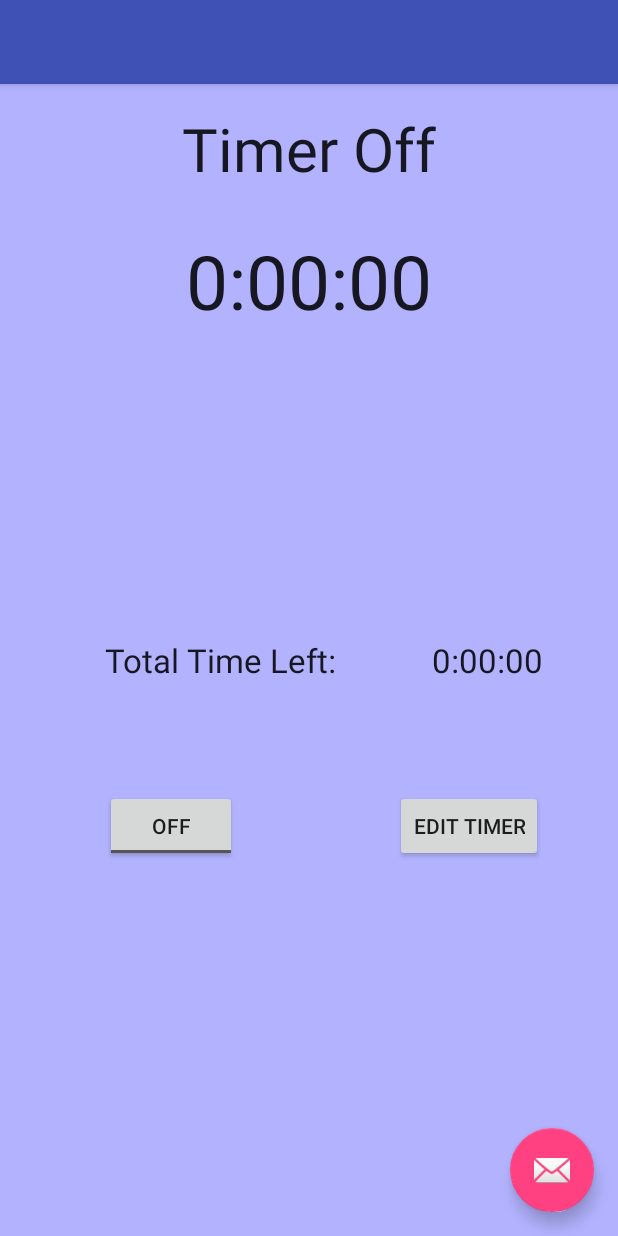
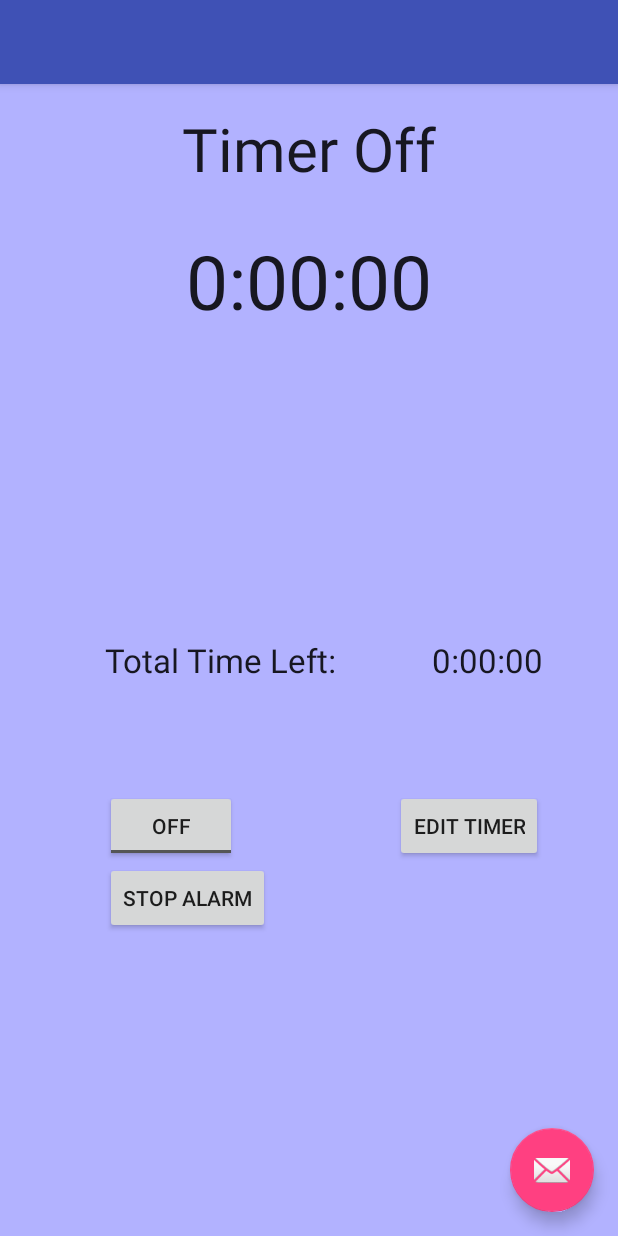
Before and after one commit to kushalk25/ergo-efficiency-timer, an Android app: the screen it shows after launch (MainActivity), on a phone screen of 412 x 824 dp. Run offline under Robolectric (Android 15) with nearby library versions, the phone set to English and light mode, and no system bars.

Commit message:
added alarm sound to this project and deleted some unused code

```diff
--- a/src/main/java/com/example/owner/ergoefficiencytimer/MainActivity.java
+++ b/src/main/java/com/example/owner/ergoefficiencytimer/MainActivity.java
@@ -94,6 +94,12 @@ public class MainActivity extends AppCompatActivity implements CompoundButton.On
 
     }
 
+    public void stopAlarm(View v){
+
+        myTimer.stopAlarm();
+
+    }
+
 
     @Override
     public void onBackPressed() {
--- a/src/main/java/com/example/owner/ergoefficiencytimer/Timer.java
+++ b/src/main/java/com/example/owner/ergoefficiencytimer/Timer.java
@@ -2,6 +2,8 @@ package com.example.owner.ergoefficiencytimer;
 
 import android.app.Activity;
 import android.graphics.Color;
+import android.media.AudioManager;
+import android.media.SoundPool;
 import android.os.Handler;
 import android.widget.EditText;
 import android.widget.RelativeLayout;
@@ -27,6 +29,9 @@ public class Timer {
     int overallSecond;
     int currentSecond;
     */
+    SoundPool soundPool;
+    int bellId;
+    boolean alarmOn;
 
     Time currentTime;
     Time totalTime;
@@ -41,13 +46,14 @@ public class Timer {
 
     Handler handler;
     Activity activity;
+    boolean firstPlay;
 
     public Timer(Activity _activity) {
         this.activity = _activity;
 
         this.handler = new Handler();
 
-        this.shortBreakLength =new Time(0, 0, 5);
+        this.shortBreakLength = new Time(0, 0, 5);
         this.longBreakLength = new Time(0, 0, 20);
         this.sprintLength = new Time(0, 0, 5);
         this.longBreakFrequency = 3;
@@ -59,178 +65,13 @@ public class Timer {
 
         this.currentTime = new Time(sprintLength.getHour(), sprintLength.getMinute(), sprintLength.getSecond());
 
-        //this.overallTimeRemaining = this.calcOverallTimeRemaining();
 
-        //this.currentTimeRemaining = this.sprintLength;
+        this.soundPool = new SoundPool(1, AudioManager.STREAM_MUSIC, 0);
+        this.bellId = this.soundPool.load(activity, R.raw.bell, 1);
+        this.alarmOn = false;
+        this.firstPlay = true;
 
-
-        /*
-        this.runable = new Runnable(){
-            @Override
-            public void run() {
-             //   Log.d("KUSH", "HELLO from the handler");
-
-                if(overallTimeRemaining > 0 && timerOn){
-
-                    if(currentTimeRemaining > 0){
-                        EditText timeText = (EditText) activity.findViewById(R.id.timeText);
-                        timeText.setText(""+currentTimeRemaining);
-
-                //        TextView state = (TextView) activity.findViewById(R.id.currentTimeView);
-                //        state.setText(this.);
-
-                        handler.postDelayed(this, 1000);
-                    } else if(!inSprint){
-                        System.out.println("Sprint time!");
-
-                        inSprint = !inSprint;
-                        currentTimeRemaining = sprintLength;
-
-                        TextView state = (TextView) activity.findViewById(R.id.stateText);
-                        state.setText("Sprint");
-                        RelativeLayout root = (RelativeLayout) activity.findViewById(R.id.rootLayout);
-                        root.setBackgroundColor(Color.parseColor("#FF6666"));
-
-
-                        EditText timeText = (EditText) activity.findViewById(R.id.timeText);
-                        timeText.setText(""+currentTimeRemaining);
-                        handler.postDelayed(this, 1000);
-                    } else if(longBreakCountDown == 0){
-                        System.out.println("long break time!!");
-
-                        longBreakCountDown = longBreakFrequency;
-                        currentTimeRemaining = longBreakLength;
-
-                        TextView state = (TextView) activity.findViewById(R.id.stateText);
-                        state.setText("Long Break");
-                        RelativeLayout root = (RelativeLayout) activity.findViewById(R.id.rootLayout);
-                        root.setBackgroundColor(Color.parseColor("#B2B2FF"));
-
-                        EditText timeText = (EditText) activity.findViewById(R.id.timeText);
-                        timeText.setText(""+currentTimeRemaining);
-                        handler.postDelayed(this, 1000);
-                    } else if(inSprint){
-                        System.out.println("short break time!!!!");
-                        inSprint = !inSprint;
-                        longBreakCountDown--;
-                        currentTimeRemaining = shortBreakLength;
-
-                        TextView state = (TextView) activity.findViewById(R.id.stateText);
-                        state.setText("Short Break");
-                        RelativeLayout root = (RelativeLayout) activity.findViewById(R.id.rootLayout);
-                        root.setBackgroundColor(Color.parseColor("#B2B2FF"));
-
-                        EditText timeText = (EditText) activity.findViewById(R.id.timeText);
-                        timeText.setText(""+currentTimeRemaining);
-                        handler.postDelayed(this, 1000);
-                    } else {
-                        System.out.println("ERRRRRRROOOOOORRRRR!!!!");
-                    }
-
-                    currentTimeRemaining -= 1;
-
-                    //           int time = Integer.parseInt(timeText.getText().toString());
-
-                }
-                overallTimeRemaining -= 1;
-            }
-
-
-        };
-        */
     }
-
-   // private int calcOverallTimeRemaining() {
-
-    //    return (this.overallHour * 60 * 60);
-   // }
-
-
-  //  public void setOverallTimeRemaining(int timeRemaining) {
-  //      this.overallTimeRemaining = timeRemaining;
-  //  }
-
- //   public void setOverallTimeRemaining(long timeRemaining) {
- //       this.overallTimeRemaining = timeRemaining;
- //   }
-
-    /*
-    public void decramentCurrentTime(){
-        if (this.currentSecond == 0){
-            if(this.currentMinute == 0){
-                if(this.currentHour == 0){
-                    return;
-                }
-
-                this.currentHour--;
-                this.currentMinute = 60;
-            }else {
-                this.currentMinute--;
-            }
-
-            this.currentSecond = 60;
-        }else{
-            this.currentSecond--;
-        }
-    }
-
-    public void decramentOverallTime(){
-        if (this.overallSecond == 0){
-            if(this.overallMinute == 0){
-                if(this.overallHour == 0){
-                    return;
-                }
-
-                this.overallHour--;
-                this.overallMinute = 60;
-            }else {
-                this.overallMinute--;
-            }
-
-            this.overallSecond = 60;
-        }else{
-            this.overallSecond--;
-        }
-    }
-
-    public String getCurrentTime(){
-        String time;
-        int hour = this.currentHour;
-        int min = this.currentMinute;
-        if(min / 10 == 0){
-            time = ""+hour+":0"+min;
-        } else{
-            time = ""+hour+":"+min;
-        }
-
-        int sec = this.currentSecond;
-        if(sec / 10 == 0){
-            time = time+":0"+sec;
-        } else {
-            time = time+":"+sec;
-        }
-        return time;
-    }
-
-    public String getOverallTime(){
-        String time;
-        int hour = this.overallHour;
-        int min = this.overallMinute;
-        if(min / 10 == 0){
-            time = ""+hour+":0"+min;
-        } else{
-            time = ""+hour+":"+min;
-        }
-
-        int sec = this.overallSecond;
-        if(sec / 10 == 0){
-            time = time+":0"+sec;
-        } else {
-            time = time+":"+sec;
-        }
-        return time;
-    }
-    */
 
     public Runnable getRunable() {
 
@@ -256,6 +97,8 @@ public class Timer {
                     } else if(!inSprint){
                         System.out.println("Sprint time!");
 
+                        that.playAlarm();
+
                         inSprint = !inSprint;
                         that.currentTime.setTime(that.sprintLength.getHour(), that.sprintLength.getMinute(), that.sprintLength.getSecond());
 
@@ -274,6 +117,8 @@ public class Timer {
                     } else if(longBreakCountDown == 0){
                         System.out.println("long break time!!");
 
+                        that.playAlarm();
+
                         longBreakCountDown = longBreakFrequency;
                         that.currentTime.setTime(that.longBreakLength.getHour(), that.longBreakLength.getMinute(), that.longBreakLength.getSecond());
 
@@ -291,6 +136,9 @@ public class Timer {
                         handler.postDelayed(this, 1000);
                     } else if(inSprint){
                         System.out.println("short break time!!!!");
+
+                        that.playAlarm();
+
                         inSprint = !inSprint;
                         longBreakCountDown--;
                         that.currentTime.setTime(that.shortBreakLength.getHour(), that.shortBreakLength.getMinute(), that.shortBreakLength.getSecond());
@@ -413,4 +261,22 @@ public class Timer {
     public void setLongBreakFrequency(int longBreakFrequency) {
         this.longBreakFrequency = longBreakFrequency;
     }
+
+    public void playAlarm(){
+        if(this.firstPlay ){
+            this.soundPool.play(this.bellId, 1, 1, 1, -1, 1);
+            this.alarmOn = true;
+            this.firstPlay = false;
+        } else if(!this.alarmOn) {
+            this.soundPool.resume(this.bellId);
+            this.alarmOn = true;
+        }
+    }
+
+    public void stopAlarm() {
+        if(this.alarmOn){
+            this.soundPool.pause(this.bellId);
+            this.alarmOn = false;
+        }
+    }
 }
--- a/src/main/res/layout/content_main.xml
+++ b/src/main/res/layout/content_main.xml
@@ -77,4 +77,14 @@
         android:layout_alignEnd="@+id/totalTimeView"
         android:onClick="navigationButtonOnClick" />
 
+    <Button
+        android:layout_width="wrap_content"
+        android:layout_height="wrap_content"
+        android:text="Stop Alarm"
+        android:id="@+id/stopSoundButton"
+        android:layout_below="@+id/timerToggle"
+        android:layout_alignLeft="@+id/timerToggle"
+        android:layout_alignStart="@+id/timerToggle"
+        android:onClick="stopAlarm" />
+
 </RelativeLayout>
```
Also changed, not shown: 1 other file.
